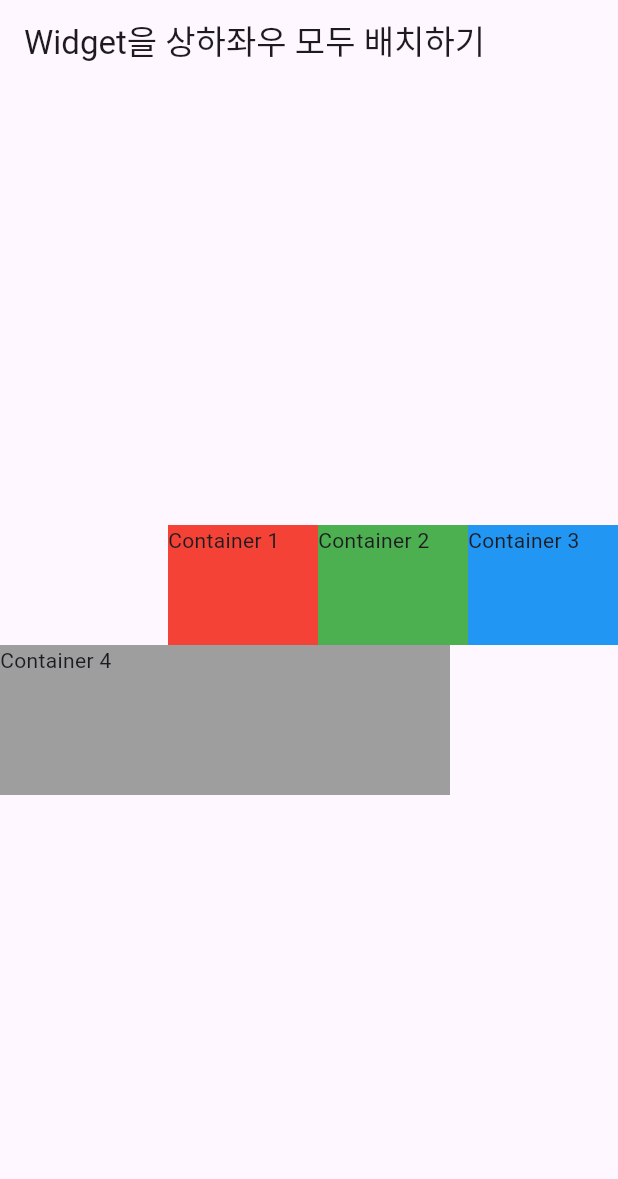
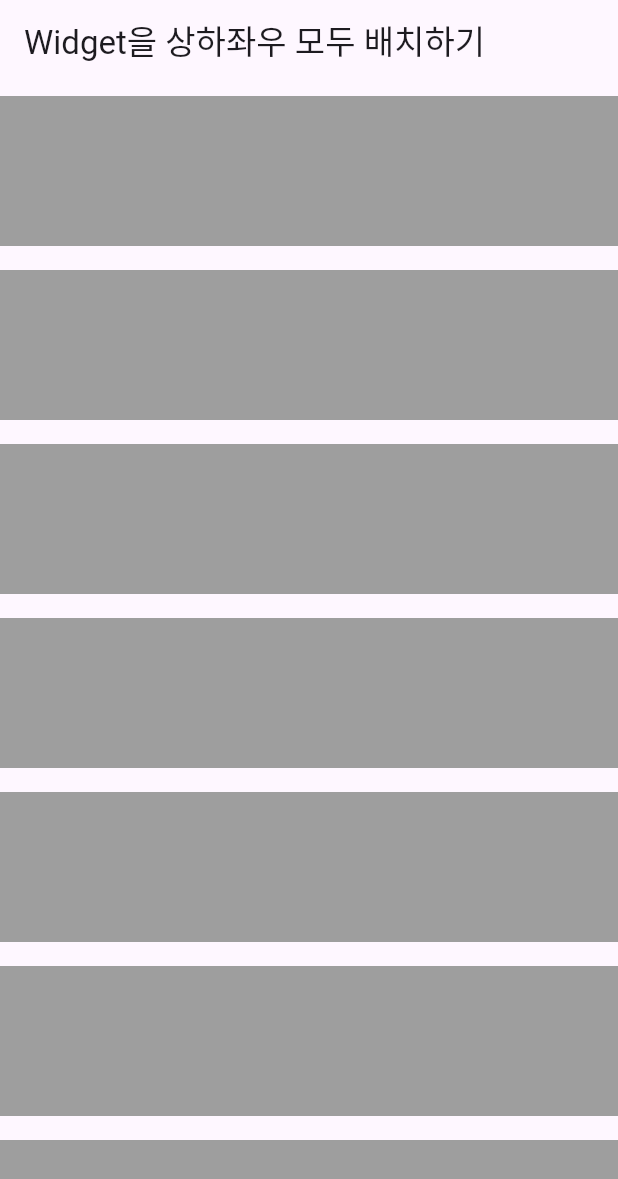
Before and after one commit to HiddenEvent/first_app, a Flutter app: the screen it shows after launch, on a phone screen of 412 x 824 dp. Shown: the top 1179 px of the screen. Run offline on Flutter 3.47's test engine with Material 3 defaults, Android fonts, the phone set to English and light mode, and no system bars.

Commit message:
[스크롤 Column] 세로 스크롤 처리

```diff
--- a/lib/main.dart
+++ b/lib/main.dart
@@ -20,20 +20,79 @@
 
   @override
   Widget build(BuildContext context) {
-    return Column(
-      mainAxisAlignment: MainAxisAlignment.center, // 세로 정렬
-      crossAxisAlignment: CrossAxisAlignment.start, // 가로 정렬
-      children: [
-        Row(
-          mainAxisAlignment: MainAxisAlignment.end, // 가로 정렬
-          children: [
-            Container(width: 100, height: 80, color: Colors.red, child: Text('Container 1')),
-            Container(width: 100, height: 80, color: Colors.green, child: Text('Container 2')),
-            Container(width: 100, height: 80, color: Colors.blue, child: Text('Container 3')),
-          ],
-        ),
-        Container(width: 300, height: 100, color: Colors.grey, child: Text('Container 4')),
-      ],
+    return SingleChildScrollView(
+      child: Column(
+        mainAxisAlignment: MainAxisAlignment.center, // 세로 정렬
+        crossAxisAlignment: CrossAxisAlignment.start, // 가로 정렬
+        children: [
+          Container(
+            color: Colors.grey,
+            width: double.infinity,
+            height: 100,
+            margin: EdgeInsets.symmetric(vertical: 8),
+          ),
+          Container(
+            color: Colors.grey,
+            width: double.infinity,
+            height: 100,
+            margin: EdgeInsets.symmetric(vertical: 8),
+          ),
+          Container(
+            color: Colors.grey,
+            width: double.infinity,
+            height: 100,
+            margin: EdgeInsets.symmetric(vertical: 8),
+          ),
+          Container(
+            color: Colors.grey,
+            width: double.infinity,
+            height: 100,
+            margin: EdgeInsets.symmetric(vertical: 8),
+          ),
+          Container(
+            color: Colors.grey,
+            width: double.infinity,
+            height: 100,
+            margin: EdgeInsets.symmetric(vertical: 8),
+          ),
+          Container(
+            color: Colors.grey,
+            width: double.infinity,
+            height: 100,
+            margin: EdgeInsets.symmetric(vertical: 8),
+          ),
+          Container(
+            color: Colors.grey,
+            width: double.infinity,
+            height: 100,
+            margin: EdgeInsets.symmetric(vertical: 8),
+          ),
+          Container(
+            color: Colors.grey,
+            width: double.infinity,
+            height: 100,
+            margin: EdgeInsets.symmetric(vertical: 8),
+          ),
+          Container(
+            color: Colors.grey,
+            width: double.infinity,
+            height: 100,
+            margin: EdgeInsets.symmetric(vertical: 8),
+          ),
+          Container(
+            color: Colors.grey,
+            width: double.infinity,
+            height: 100,
+            margin: EdgeInsets.symmetric(vertical: 8),
+          ),
+          Container(
+            color: Colors.grey,
+            width: double.infinity,
+            height: 100,
+            margin: EdgeInsets.symmetric(vertical: 8),
+          ),
+        ],
+      ),
     );
   }
 }
```
